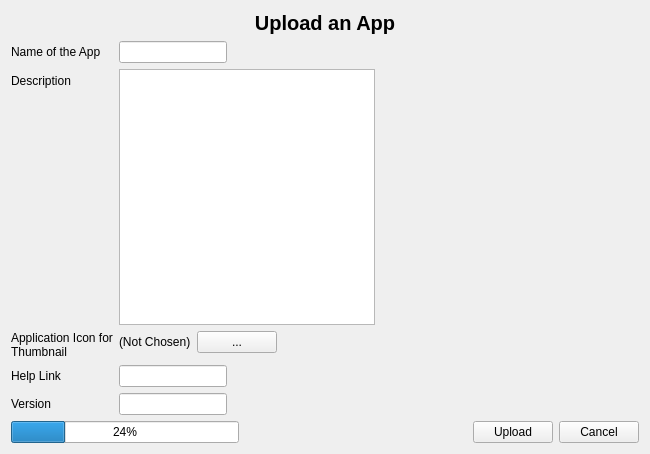
Qt form ui/uploadappdialog.ui (creativepsyco/panex-client) before a commit.
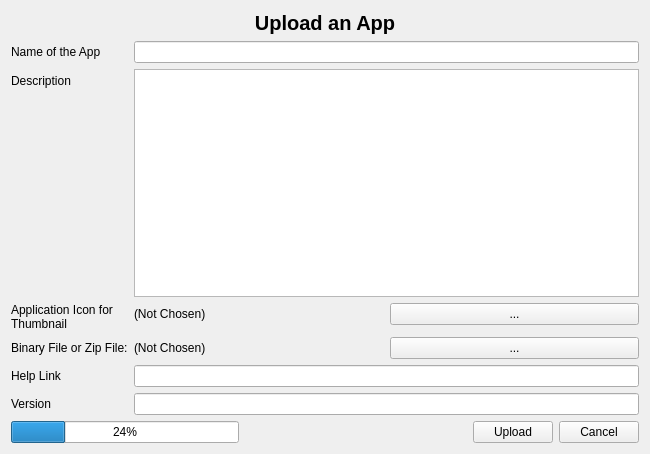
The same form after that commit.

Commit message: Ui related changes to App Upload

What changed in the file:
```diff
--- a/ui/uploadappdialog.ui
+++ b/ui/uploadappdialog.ui
@@ -35,9 +35,6 @@
      </item>
      <item>
       <layout class="QFormLayout" name="formLayout">
-       <property name="fieldGrowthPolicy">
-        <enum>QFormLayout::FieldsStayAtSizeHint</enum>
-       </property>
        <item row="0" column="0">
         <widget class="QLabel" name="label">
          <property name="text">
@@ -69,13 +66,38 @@
         </widget>
        </item>
        <item row="3" column="0">
+        <widget class="QLabel" name="label_7">
+         <property name="text">
+          <string>Binary File or Zip File:</string>
+         </property>
+        </widget>
+       </item>
+       <item row="3" column="1">
+        <layout class="QHBoxLayout" name="horizontalLayout_3">
+         <item>
+          <widget class="QLabel" name="lblFileName_2">
+           <property name="text">
+            <string>(Not Chosen)</string>
+           </property>
+          </widget>
+         </item>
+         <item>
+          <widget class="QPushButton" name="btnFileChoose_2">
+           <property name="text">
+            <string>...</string>
+           </property>
+          </widget>
+         </item>
+        </layout>
+       </item>
+       <item row="4" column="0">
         <widget class="QLabel" name="label_5">
          <property name="text">
           <string>Help Link</string>
          </property>
         </widget>
        </item>
-       <item row="3" column="1">
+       <item row="4" column="1">
         <widget class="QLineEdit" name="txtLink"/>
        </item>
        <item row="5" column="0">
```
Left out of the diff: 36 changed lines with no effect on the pictures. The commit also changes 1 other file.
